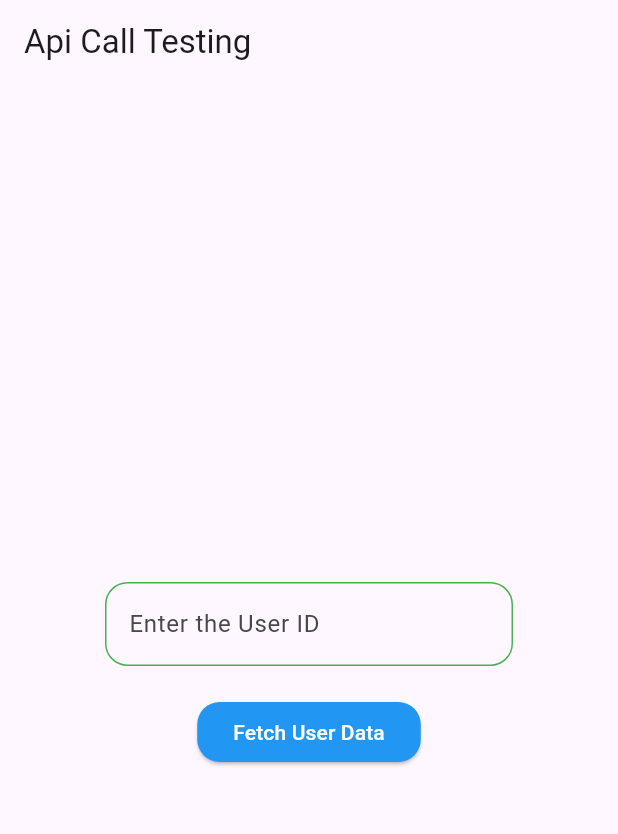
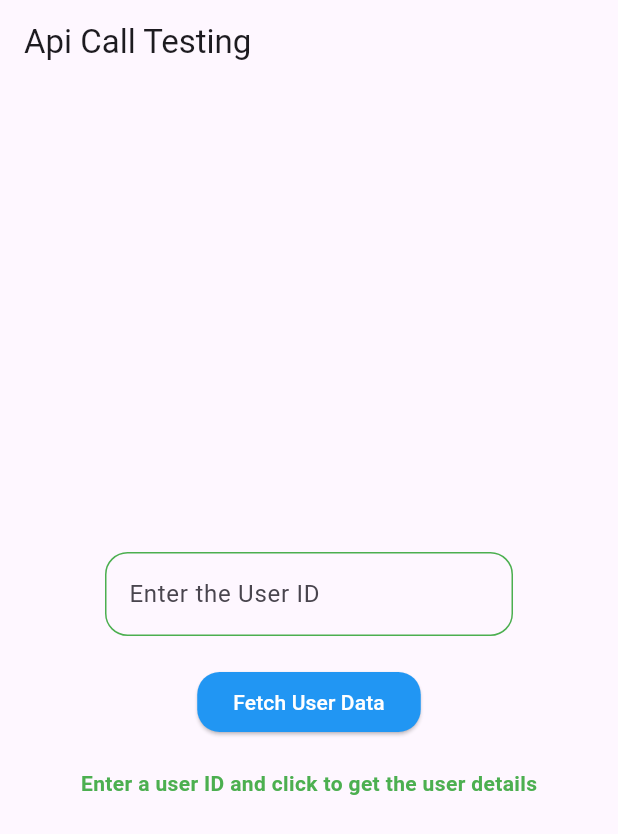
Before and after one commit to Abelboby/Caddyan_Task1, a Flutter app: the screen it shows after launch, on a phone screen of 412 x 824 dp. Shown: the top 834 px of the screen. Run offline on Flutter 3.47's test engine with Material 3 defaults, Android fonts, the phone set to English and light mode, and no system bars; accounts and stored records are empty.

```diff
--- a/lib/GreenCard.dart
+++ b/lib/GreenCard.dart
@@ -19,7 +19,7 @@ class GreenCard extends StatelessWidget {
       ),
       child: Container(
         height: 150,
-        width: 350,
+        width: 400,
         padding: const EdgeInsets.all(10),
         child: Row(
           children: [
@@ -35,16 +35,16 @@ class GreenCard extends StatelessWidget {
               ),
 
             ),
-            const SizedBox(width: 20),
+            const SizedBox(width: 10),
             Expanded(
               child: Column(
                 crossAxisAlignment: CrossAxisAlignment.center,
                 mainAxisAlignment: MainAxisAlignment.center,
                 children: [
-                  textCombo("Name", "${user.name}"),
-                  textCombo("User ID", "${user.userId}"),
-                  textCombo("Age", "${user.age}"),
-                  textCombo("Profession", "${user.profession}")
+                  textCombo("Name", user.name),
+                  textCombo("User ID", user.userId.toString()),
+                  textCombo("Age", user.age.toString()),
+                  textCombo("Profession", user.profession)
                 ],
               ),
 
--- a/lib/home.dart
+++ b/lib/home.dart
@@ -1,7 +1,6 @@
 import 'package:flutter/material.dart';
-import 'package:test1/model.dart';
-
-import 'GreenCard.dart';
+import 'model.dart';
+import 'greencard.dart';
 import 'service.dart';
 
 class HomePage extends StatefulWidget {
@@ -15,6 +14,8 @@ class _HomePageState extends State<HomePage> {
   final TextEditingController userId = TextEditingController();
   User? user;
   String? apierror;
+  bool isLoading = false;
+
   @override
   void dispose() {
     userId.dispose();
@@ -33,7 +34,8 @@ class _HomePageState extends State<HomePage> {
           crossAxisAlignment: CrossAxisAlignment.center,
           children: <Widget>[
             Padding(
-                padding: const EdgeInsets.symmetric(horizontal: 70, vertical: 20  ),
+                padding:
+                    const EdgeInsets.symmetric(horizontal: 70, vertical: 20),
                 child: TextField(
                   controller: userId,
                   decoration: InputDecoration(
@@ -61,22 +63,63 @@ class _HomePageState extends State<HomePage> {
                 ),
               ),
               onPressed: () async {
-              print(userId.text);
-              final apiresponse = await Service().getUserInfo(userId.text);
-              if(apiresponse.error == null) {
                 setState(() {
-                  user = apiresponse.data.user;
-                  apierror = apiresponse.error;
+                  isLoading = true;
+                  apierror = null;
+                  user = null;
                 });
-                print(apiresponse.data.user.name);
-              } else {
-                print(apiresponse.error);
-              }
-            }, child: const Text('Fetch User Data')),
-            if(user != null)
-              GreenCard(user: user!),
+                try {
+                  final apiresponse = await Service().getUserInfo(userId.text);
+                  print(apiresponse);
+                  setState(() {
+                    if (apiresponse.error == null) {
+                      user = apiresponse.data.user;
+                    } else {
+                      apierror = apiresponse.error;
+                    }
+                  });
+                } catch (e) {
+                  setState(() {
+                    apierror = e.toString();
+                  });
+                } finally {
+                  setState(() {
+                    isLoading = false;
+                  });
+                }
+              },
+              child: const Text('Fetch User Data'),
+            ),
+            const SizedBox(height: 20),
+            // if (isLoading)
+            //   const CircularProgressIndicator()
+            // else if (apierror != null)
+            //   Padding(
+            //     padding: const EdgeInsets.all(5.0),
+            //     child: Text(
+            //       apierror!,
+            //       style: const TextStyle(
+            //           color: Colors.red, fontWeight: FontWeight.w700),
+            //     ),
+            //   )
+            // else if (user != null)
+            //   GreenCard(user: user!),
+            isLoading
+                ? const CircularProgressIndicator()
+                : apierror != null
+                    ? Text(
+                        apierror!,
+                        style: const TextStyle(
+                            color: Colors.red, fontWeight: FontWeight.w700),
+                      )
+                    : user != null
+                        ? GreenCard(user: user!)
+                        : const Text(
+                            "Enter a user ID and click to get the user details",
+                            style: TextStyle(
+                                color: Colors.green, fontWeight: FontWeight.w700),
+                          ),
           ],
-
         ),
       ),
     );
--- a/lib/service.dart
+++ b/lib/service.dart
@@ -9,7 +9,8 @@ class Service {
     if (response.statusCode == 200) {
       return Welcome.fromJson(jsonDecode(response.body));
     } else {
-      throw Exception('Failed to load user info');
+      final decodedResponse = jsonDecode(response.body);
+      throw decodedResponse['error'] ?? 'Something went wrong';
     }
   }
 }
```
